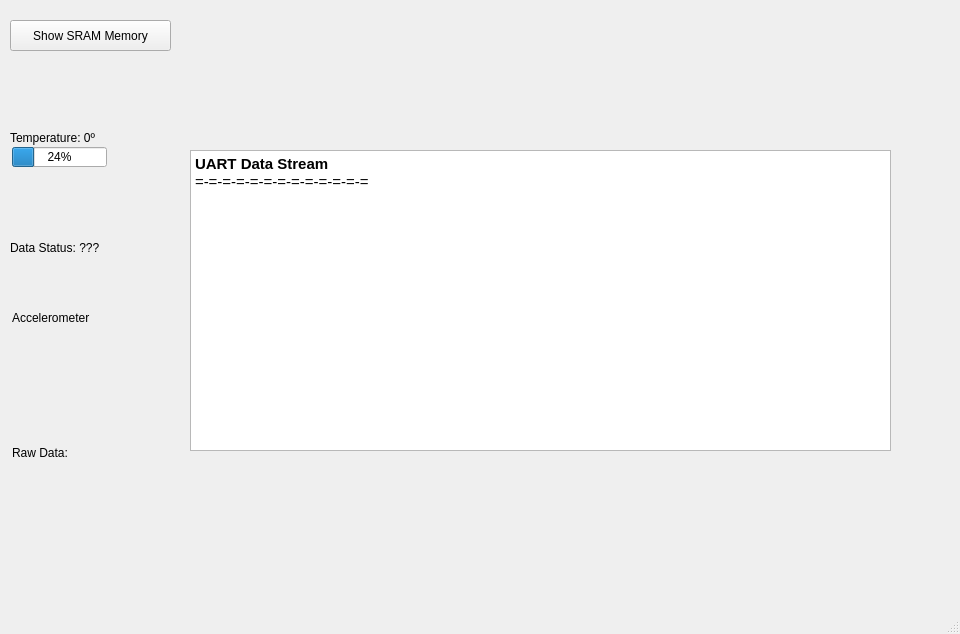
The window that mainwindow.ui (TheSlabby/AIB_GUI) describes before a commit, drawn with Qt 5.
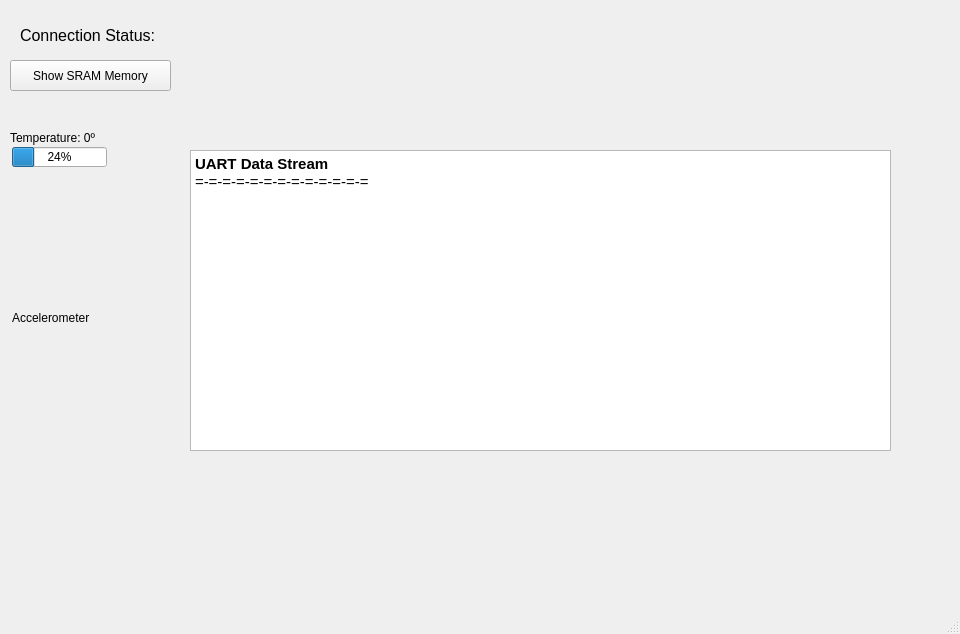
The same window after the commit.

Diff of the .ui file:
```diff
--- a/mainwindow.ui
+++ b/mainwindow.ui
@@ -33,19 +33,6 @@
      <string>Temperature: 0º</string>
     </property>
    </widget>
-   <widget class="QLabel" name="label_2">
-    <property name="geometry">
-     <rect>
-      <x>10</x>
-      <y>240</y>
-      <width>97</width>
-      <height>16</height>
-     </rect>
-    </property>
-    <property name="text">
-     <string>Data Status: ???</string>
-    </property>
-   </widget>
    <widget class="QProgressBar" name="progressBar">
     <property name="geometry">
      <rect>
@@ -72,19 +59,6 @@
      <string>Accelerometer</string>
     </property>
    </widget>
-   <widget class="QLabel" name="label_4">
-    <property name="geometry">
-     <rect>
-      <x>12</x>
-      <y>445</y>
-      <width>64</width>
-      <height>16</height>
-     </rect>
-    </property>
-    <property name="text">
-     <string>Raw Data: </string>
-    </property>
-   </widget>
    <widget class="QTextEdit" name="uartRaw">
     <property name="geometry">
      <rect>
@@ -111,7 +85,7 @@
     <property name="geometry">
      <rect>
       <x>10</x>
-      <y>20</y>
+      <y>60</y>
       <width>161</width>
       <height>31</height>
      </rect>
@@ -120,6 +94,24 @@
      <string>Show SRAM Memory</string>
     </property>
    </widget>
+   <widget class="QLabel" name="connectionStatusLabel">
+    <property name="geometry">
+     <rect>
+      <x>20</x>
+      <y>20</y>
+      <width>711</width>
+      <height>31</height>
+     </rect>
+    </property>
+    <property name="font">
+     <font>
+      <pointsize>12</pointsize>
+     </font>
+    </property>
+    <property name="text">
+     <string>Connection Status:</string>
+    </property>
+   </widget>
   </widget>
   <widget class="QStatusBar" name="statusbar"/>
   <widget class="QMenuBar" name="menubar">
```
